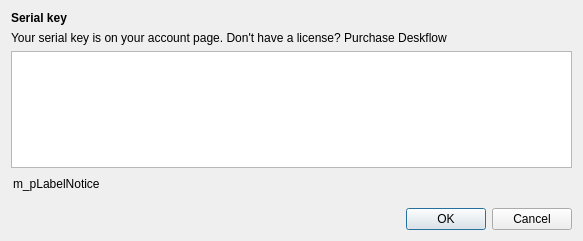
Above: src/gui/src/ActivationDialog.ui from deskflow/deskflow before the change. Below: the same form after it.
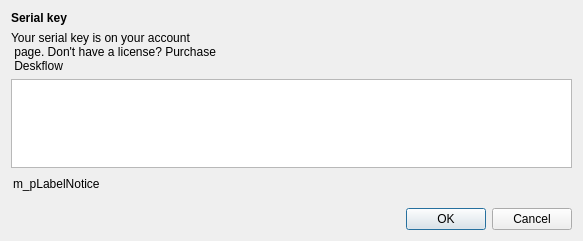
That is the form after the change.

Commit message: Found some more "synergy" to rename

The edit to the form file:
```diff
--- a/src/gui/src/ActivationDialog.ui
+++ b/src/gui/src/ActivationDialog.ui
@@ -29,7 +29,13 @@
    <item>
     <widget class="QLabel" name="label_5">
      <property name="text">
-      <string>&lt;p&gt;Your serial key is on your &lt;a href=&quot;https://symless.com/synergy/account?source=gui&quot; style=&quot;color:#4285f4;&quot;&gt;account&lt;/span&gt;&lt;/a&gt; page. Don't have a license? &lt;a href=&quot;https://symless.com/synergy/purchase?source=gui&quot; style=&quot;color:#4285f4;&quot;&gt;Purchase Deskflow&lt;/span&gt;&lt;/a&gt;&lt;/p&gt;</string>
+                                    <string>&lt;p&gt;Your serial key is on your &lt;a
+                                          href=&quot;https://symless.com/deskflow/account?source=gui&quot;
+                                          style=&quot;color:#4285f4;&quot;&gt;account&lt;/span&gt;&lt;/a&gt;
+                                          page. Don't have a license? &lt;a
+                                          href=&quot;https://symless.com/deskflow/purchase?source=gui&quot;
+                                          style=&quot;color:#4285f4;&quot;&gt;Purchase
+                                          Deskflow&lt;/span&gt;&lt;/a&gt;&lt;/p&gt;</string>
      </property>
      <property name="openExternalLinks">
       <bool>true</bool>
@@ -45,14 +51,25 @@
       <bool>true</bool>
      </property>
      <property name="html">
-      <string>&lt;!DOCTYPE HTML PUBLIC &quot;-//W3C//DTD HTML 4.0//EN&quot; &quot;http://www.w3.org/TR/REC-html40/strict.dtd&quot;&gt;
-&lt;html&gt;&lt;head&gt;&lt;meta name=&quot;qrichtext&quot; content=&quot;1&quot; /&gt;&lt;meta charset=&quot;utf-8&quot; /&gt;&lt;style type=&quot;text/css&quot;&gt;
-p, li { white-space: pre-wrap; }
-hr { height: 1px; border-width: 0; }
-li.unchecked::marker { content: &quot;\2610&quot;; }
-li.checked::marker { content: &quot;\2612&quot;; }
-&lt;/style&gt;&lt;/head&gt;&lt;body style=&quot; font-family:'Noto Sans'; font-size:11pt; font-weight:400; font-style:normal;&quot;&gt;
-&lt;p style=&quot;-qt-paragraph-type:empty; margin-top:0px; margin-bottom:0px; margin-left:0px; margin-right:0px; -qt-block-indent:0; text-indent:0px; font-family:'Sans'; font-size:10pt;&quot;&gt;&lt;br /&gt;&lt;/p&gt;&lt;/body&gt;&lt;/html&gt;</string>
+                                    <string>&lt;!DOCTYPE HTML PUBLIC &quot;-//W3C//DTD HTML
+                                          4.0//EN&quot;
+                                          &quot;http://www.w3.org/TR/REC-html40/strict.dtd&quot;&gt;
+                                          &lt;html&gt;&lt;head&gt;&lt;meta
+                                          name=&quot;qrichtext&quot; content=&quot;1&quot;
+                                          /&gt;&lt;meta charset=&quot;utf-8&quot; /&gt;&lt;style
+                                          type=&quot;text/css&quot;&gt;
+                                          p, li { white-space: pre-wrap; }
+                                          hr { height: 1px; border-width: 0; }
+                                          li.unchecked::marker { content: &quot;\2610&quot;; }
+                                          li.checked::marker { content: &quot;\2612&quot;; }
+                                          &lt;/style&gt;&lt;/head&gt;&lt;body style=&quot;
+                                          font-family:'Noto Sans'; font-size:11pt; font-weight:400;
+                                          font-style:normal;&quot;&gt;
+                                          &lt;p style=&quot;-qt-paragraph-type:empty;
+                                          margin-top:0px; margin-bottom:0px; margin-left:0px;
+                                          margin-right:0px; -qt-block-indent:0; text-indent:0px;
+                                          font-family:'Sans'; font-size:10pt;&quot;&gt;&lt;br
+                                          /&gt;&lt;/p&gt;&lt;/body&gt;&lt;/html&gt;</string>
      </property>
      <property name="acceptRichText">
       <bool>false</bool>
```
Left out of the diff: 5 changed lines with no effect on the pictures. Lines whose indentation alone changed are shown as unchanged. The commit also changes 447 other files.
